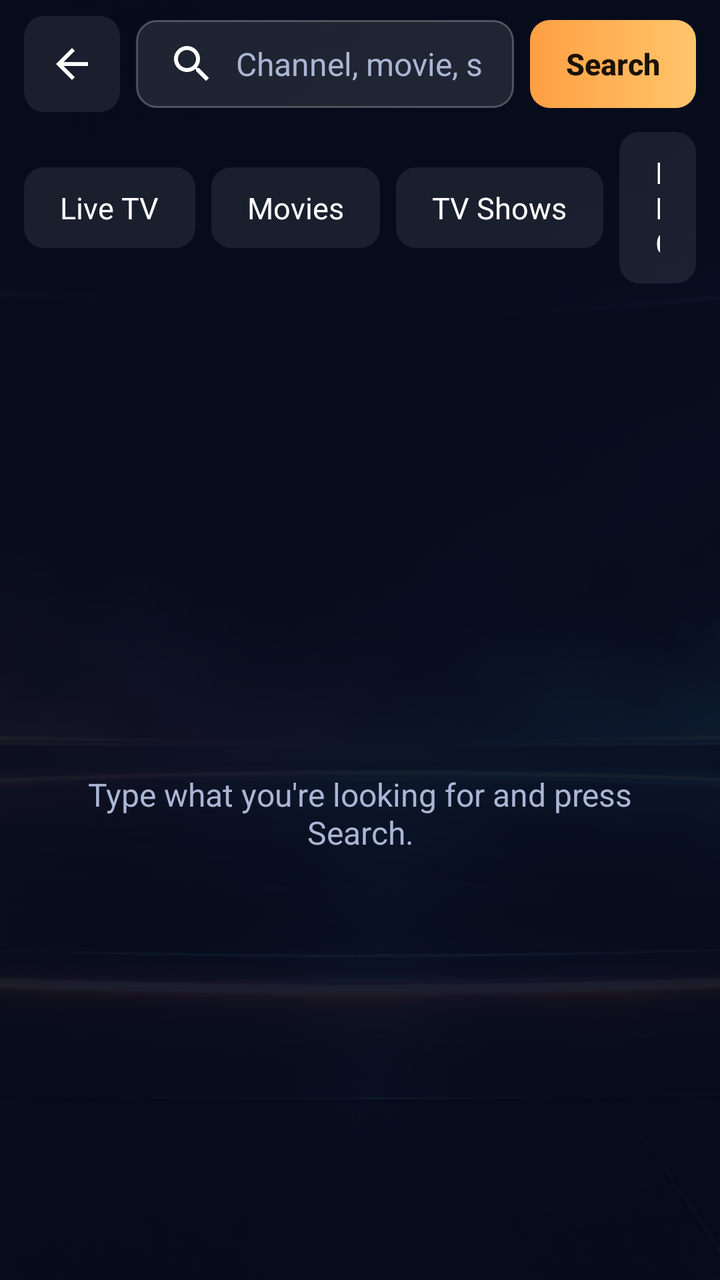
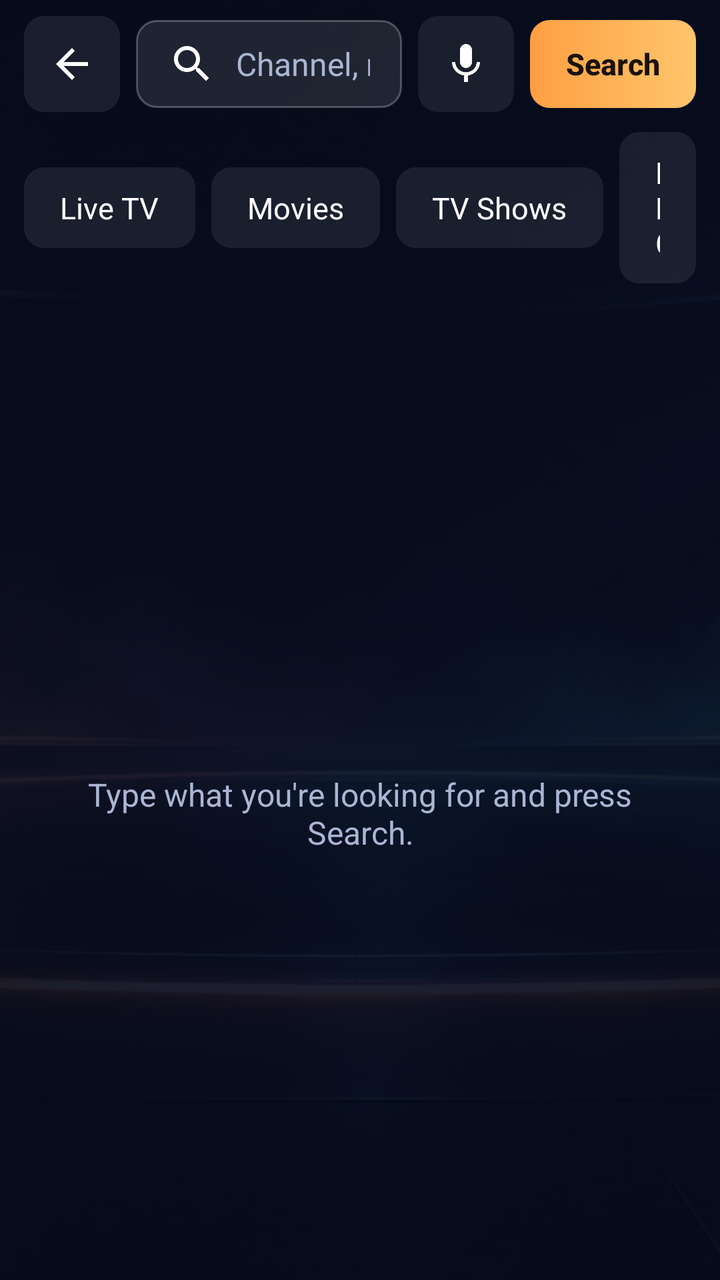

An Android layout rendered at two revisions. The XML below is the earlier revision; the diff shows what the commit changed to produce the second picture.
<!-- AndroidManifest.xml: application theme Theme.Farloh -->
<!-- res/layout/activity_search.xml -->
<?xml version="1.0" encoding="utf-8"?>
<FrameLayout xmlns:android="http://schemas.android.com/apk/res/android"
    android:layout_width="match_parent" android:layout_height="match_parent">

    <ImageView android:layout_width="match_parent" android:layout_height="match_parent" android:alpha="0.3"
        android:scaleType="centerCrop" android:src="@drawable/farloh_bg" android:importantForAccessibility="no" />
    <View android:layout_width="match_parent" android:layout_height="match_parent" android:background="#B3070B1A" />

    <LinearLayout android:id="@+id/safe" android:layout_width="match_parent" android:layout_height="match_parent"
        android:orientation="vertical" android:paddingStart="12dp" android:paddingTop="8dp" android:paddingEnd="12dp">

        
        <LinearLayout android:layout_width="match_parent" android:layout_height="wrap_content"
            android:gravity="center_vertical" android:orientation="horizontal">
            <ImageButton android:id="@+id/back" style="@style/IconBtn" android:src="@drawable/ic_back"
                android:contentDescription="Back" />
            <EditText android:id="@+id/query" style="@style/Field" android:layout_width="0dp" android:layout_weight="1"
                android:layout_marginStart="8dp" android:layout_marginTop="0dp" android:drawableStart="@drawable/ic_search"
                android:drawablePadding="10dp" android:hint="Channel, movie, show or programme name"
                android:imeOptions="actionSearch|flagNoExtractUi" android:inputType="text"
                android:paddingTop="10dp" android:paddingBottom="10dp" />
            <Button android:id="@+id/go" style="@style/Btn.Primary" android:layout_marginStart="8dp" android:text="Search" />
        </LinearLayout>

        
        <LinearLayout android:id="@+id/tabs" android:layout_width="match_parent" android:layout_height="wrap_content"
            android:layout_marginTop="10dp" android:gravity="center_vertical" android:orientation="horizontal">
            <TextView android:id="@+id/tabLive" style="@style/Tab" android:text="Live TV" />
            <TextView android:id="@+id/tabMovies" style="@style/Tab" android:layout_marginStart="8dp" android:text="Movies" />
            <TextView android:id="@+id/tabSeries" style="@style/Tab" android:layout_marginStart="8dp" android:text="TV Shows" />
            <TextView android:id="@+id/tabGuide" style="@style/Tab" android:layout_marginStart="8dp" android:text="EPG" />
            <View android:layout_width="0dp" android:layout_height="1dp" android:layout_weight="1" />
            <ProgressBar android:id="@+id/guideProgress" android:layout_width="24dp" android:layout_height="24dp"
                android:layout_marginEnd="8dp" android:visibility="gone" />
            <Button android:id="@+id/guideAction" style="@style/Btn" android:drawableStart="@drawable/ic_refresh"
                android:drawablePadding="6dp" android:minHeight="38dp" android:text="Get EPG" android:textSize="13sp"
                android:visibility="gone" />
        </LinearLayout>

        
        <HorizontalScrollView android:id="@+id/playlistScroll" android:layout_width="match_parent"
            android:layout_height="wrap_content" android:layout_marginTop="8dp" android:clipToPadding="false"
            android:scrollbars="none" android:visibility="gone">
            <LinearLayout android:id="@+id/playlistRow" android:layout_width="wrap_content" android:layout_height="wrap_content"
                android:orientation="horizontal" />
        </HorizontalScrollView>

        <TextView android:id="@+id/summary" android:layout_width="match_parent" android:layout_height="wrap_content"
            android:layout_marginTop="8dp" android:textColor="@color/text2" android:textSize="13sp" />

        <FrameLayout android:layout_width="match_parent" android:layout_height="0dp" android:layout_weight="1"
            android:layout_marginTop="6dp">
            <androidx.recyclerview.widget.RecyclerView android:id="@+id/results" android:layout_width="match_parent"
                android:layout_height="match_parent" android:clipToPadding="false" android:paddingBottom="16dp" />
            <TextView android:id="@+id/empty" android:layout_width="wrap_content" android:layout_height="wrap_content"
                android:layout_gravity="center" android:gravity="center" android:padding="24dp"
                android:text="Type what you're looking for and press Search."
                android:textColor="@color/text2" android:textSize="16sp" />
            <ProgressBar android:id="@+id/loading" android:layout_width="56dp" android:layout_height="56dp"
                android:layout_gravity="center" android:visibility="gone" />
        </FrameLayout>
    </LinearLayout>
</FrameLayout>
<!-- resources referenced by this layout -->
<resources>
  <color name="text2">#AAB6D3</color>
  <!-- drawable ic_back (drawable) -->
  <?xml version="1.0" encoding="utf-8"?>
  <vector xmlns:android="http://schemas.android.com/apk/res/android" android:width="24dp" android:height="24dp" android:viewportWidth="24" android:viewportHeight="24">
      <path android:fillColor="#FFFFFFFF" android:pathData="M20,11H7.83l5.59,-5.59L12,4l-8,8 8,8 1.41,-1.41L7.83,13H20v-2z" />
  </vector>
  <!-- drawable ic_refresh (drawable) -->
  <?xml version="1.0" encoding="utf-8"?>
  <vector xmlns:android="http://schemas.android.com/apk/res/android" android:width="24dp" android:height="24dp" android:viewportWidth="24" android:viewportHeight="24">
      <path android:fillColor="#FFFFFFFF" android:pathData="M17.65,6.35C16.2,4.9 14.21,4 12,4c-4.42,0 -7.99,3.58 -7.99,8s3.57,8 7.99,8c3.73,0 6.84,-2.55 7.73,-6h-2.08c-0.82,2.33 -3.04,4 -5.65,4 -3.31,0 -6,-2.69 -6,-6s2.69,-6 6,-6c1.66,0 3.14,0.69 4.22,1.78L13,11h7V4l-2.35,2.35z" />
  </vector>
  <style name="Btn.Primary">
          <item name="android:background">@drawable/btn_primary</item>
          <item name="android:textColor">#1A1206</item>
          <item name="android:textStyle">bold</item>
      </style>
  <style name="IconBtn">
          <item name="android:layout_width">48dp</item>
          <item name="android:layout_height">48dp</item>
          <item name="android:background">@drawable/focus_bg</item>
          <item name="android:padding">12dp</item>
          <item name="android:scaleType">fitCenter</item>
          <item name="android:focusable">true</item>
          <item name="android:tint">@color/text</item>
      </style>
  <color name="text">#FFFFFF</color>
  <!-- drawable field_bg (drawable) -->
  <?xml version="1.0" encoding="utf-8"?>
  <selector xmlns:android="http://schemas.android.com/apk/res/android">
      <item android:state_focused="true">
          <shape><corners android:radius="@dimen/corner" /><solid android:color="#26FFFFFF" /><stroke android:width="2dp" android:color="@color/accent" /></shape>
      </item>
      <item>
          <shape><corners android:radius="@dimen/corner" /><solid android:color="#1AFFFFFF" /><stroke android:width="1dp" android:color="#40FFFFFF" /></shape>
      </item>
  </selector>
  <color name="accent">#FF9F43</color>
  <color name="bg_deep">#070B1A</color>
  <style name="Theme.Farloh.Dialog" parent="Theme.AppCompat.Dialog.Alert">
          <item name="colorAccent">@color/accent</item>
          <item name="android:windowBackground">@drawable/dialog_bg</item>
          <item name="android:textColorPrimary">@color/text</item>
          <item name="android:textColorSecondary">@color/text2</item>
      </style>
  <dimen name="corner">10dp</dimen>
  <!-- drawable dialog_bg (drawable) -->
  <?xml version="1.0" encoding="utf-8"?>
  <inset xmlns:android="http://schemas.android.com/apk/res/android" android:inset="16dp">
      <shape>
          <corners android:radius="16dp" />
          <solid android:color="@color/panel_solid" />
          <stroke android:width="1dp" android:color="#33FFFFFF" />
      </shape>
  </inset>
  <color name="panel_solid">#0E1630</color>
  <!-- unchanged entries left out for length: 9 -->
</resources>

<!-- the commit's change to res/layout/activity_search.xml (unified diff, before → after) -->
@@ -19,6 +19,8 @@
                 android:drawablePadding="10dp" android:hint="Channel, movie, show or programme name"
                 android:imeOptions="actionSearch|flagNoExtractUi" android:inputType="text"
                 android:paddingTop="10dp" android:paddingBottom="10dp" />
+            <ImageButton android:id="@+id/mic" style="@style/IconBtn" android:layout_marginStart="8dp"
+                android:src="@drawable/ic_mic" android:contentDescription="Voice search" />
             <Button android:id="@+id/go" style="@style/Btn.Primary" android:layout_marginStart="8dp" android:text="Search" />
         </LinearLayout>
 
<!-- resource entries referenced after the edit -->
@@ -5,6 +5,11 @@
   <?xml version="1.0" encoding="utf-8"?>
   <vector xmlns:android="http://schemas.android.com/apk/res/android" android:width="24dp" android:height="24dp" android:viewportWidth="24" android:viewportHeight="24">
       <path android:fillColor="#FFFFFFFF" android:pathData="M20,11H7.83l5.59,-5.59L12,4l-8,8 8,8 1.41,-1.41L7.83,13H20v-2z" />
+  </vector>
+  <!-- drawable ic_mic (drawable) -->
+  <?xml version="1.0" encoding="utf-8"?>
+  <vector xmlns:android="http://schemas.android.com/apk/res/android" android:width="24dp" android:height="24dp" android:viewportWidth="24" android:viewportHeight="24">
+      <path android:fillColor="#FFFFFFFF" android:pathData="M12,14c1.66,0 2.99,-1.34 2.99,-3L15,5c0,-1.66 -1.34,-3 -3,-3S9,3.34 9,5v6c0,1.66 1.34,3 3,3zM17.3,11c0,3 -2.54,5.1 -5.3,5.1S6.7,14 6.7,11H5c0,3.41 2.72,6.23 6,6.72V21h2v-3.28c3.28,-0.48 6,-3.3 6,-6.72h-1.7z" />
   </vector>
   <!-- drawable ic_refresh (drawable) -->
   <?xml version="1.0" encoding="utf-8"?>
